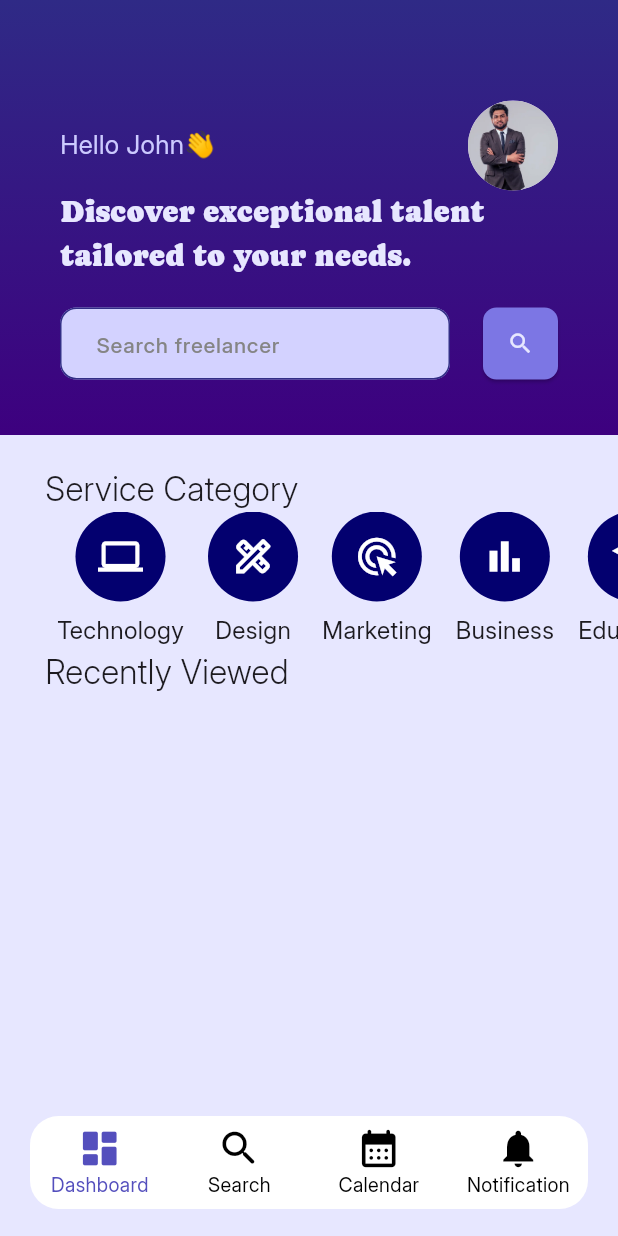
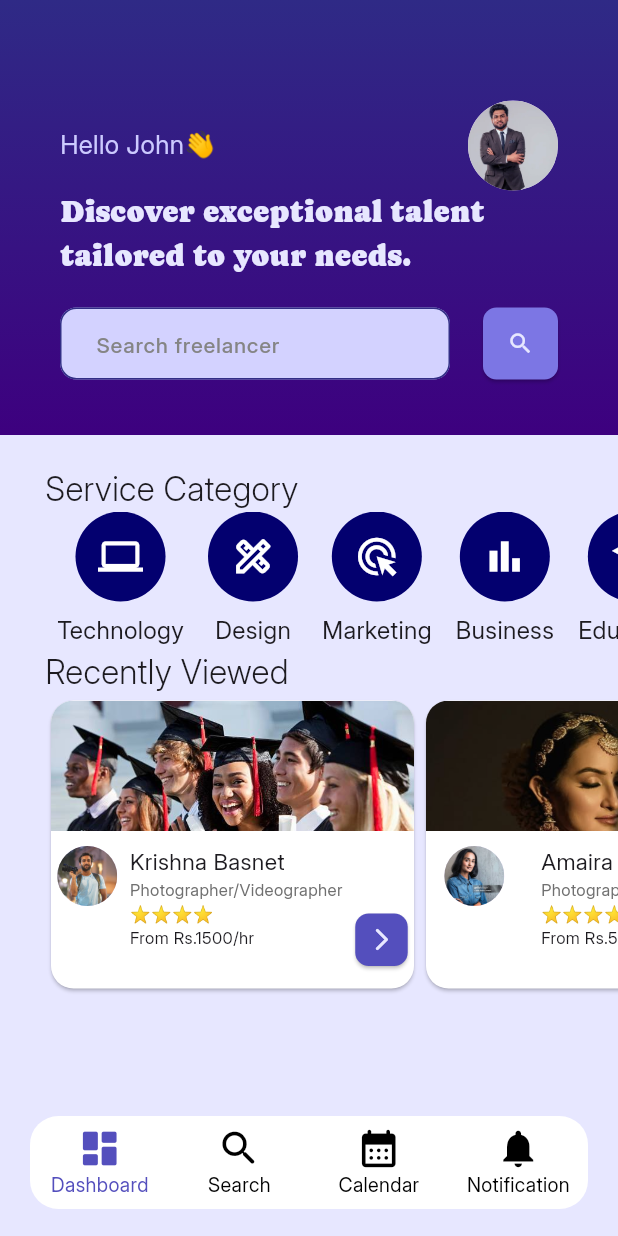
Before and after one commit to Dia505/SkillGrid, a Flutter app: the screen it shows after launch, on a phone screen of 412 x 824 dp. Run offline on Flutter 3.47's test engine with Material 3 defaults, Android fonts, the phone set to English and light mode, and no system bars; our stand-ins replace carousel_slider, google_fonts, lottie, smooth_page_indicator.

Commit message:
Home screen: recently viewed cards (common widget)

```diff
--- /dev/null
+++ b/skill_grid/lib/core/common/home_recently_viewed_card.dart
@@ -0,0 +1,89 @@
+import 'package:flutter/material.dart';
+
+class HomeRecentlyViewedCard extends StatelessWidget {
+  final String portfolioImgPath;
+  final String freelancerProfileImgPath;
+  final String freelancerName;
+  final String profession;
+  final String rating;
+  final String hourlyRate;
+  // final VoidCallback onPressed;
+
+  const HomeRecentlyViewedCard({
+    Key? key,
+    required this.portfolioImgPath,
+    required this.freelancerProfileImgPath,
+    required this.freelancerName,
+    required this.profession,
+    required this.rating,
+    required this.hourlyRate,
+    // required this.onPressed,
+  }) : super(key: key);
+
+  @override
+  Widget build(BuildContext context) {
+    return SizedBox(
+      width: 250,
+      height: 200,
+      child: Card(
+        color: Colors.white,
+        shape: RoundedRectangleBorder(borderRadius: BorderRadius.circular(15)),
+
+        child: Column(
+          children: [
+            ClipRRect(
+              borderRadius: const BorderRadius.only(
+                topLeft: Radius.circular(15),
+                topRight: Radius.circular(15)
+              ),
+              child: Image.asset(portfolioImgPath,
+                  width: double.infinity, height: 87, fit: BoxFit.cover, alignment: Alignment.topCenter,),
+            ),
+
+            const SizedBox(height: 10,),
+
+            Row(
+              mainAxisAlignment: MainAxisAlignment.spaceAround,
+              crossAxisAlignment: CrossAxisAlignment.start,
+
+              children: [
+                CircleAvatar(
+                  backgroundImage: AssetImage(freelancerProfileImgPath)),
+
+                Column(
+                  crossAxisAlignment: CrossAxisAlignment.start,
+                  children: [
+                    Text(
+                      freelancerName,
+                      style: const TextStyle(fontSize: 15),
+                    ),
+                    Text(profession,
+                        style:
+                            const TextStyle(color: Color(0xFF707070), fontSize: 11)),
+                    Text(rating, style: const TextStyle(fontSize: 11)),
+                    Text("From Rs.$hourlyRate/hr", style: const TextStyle(fontSize: 11)),
+                  ],
+                ),
+
+                Padding(
+                  padding: const EdgeInsets.only(top: 45.0),
+                  child: SizedBox(
+                    width: 35,
+                    height: 35,
+                    child: ElevatedButton(
+                      onPressed: () {},
+                      style: ElevatedButton.styleFrom(
+                          backgroundColor: const Color(0XFF544FBD),
+                          padding: EdgeInsets.zero),
+                      child: const Icon(Icons.arrow_forward_ios_rounded),
+                    ),
+                  ),
+                )
+              ],
+            )
+          ],
+        ),
+      ),
+    );
+  }
+}
--- a/skill_grid/lib/view/client/dashboard_pages/home_screen_view.dart
+++ b/skill_grid/lib/view/client/dashboard_pages/home_screen_view.dart
@@ -1,4 +1,5 @@
 import 'package:flutter/material.dart';
+import 'package:skill_grid/core/common/home_recently_viewed_card.dart';
 
 class HomeScreenView extends StatefulWidget {
   const HomeScreenView({super.key});
@@ -123,7 +124,6 @@ class _HomeScreenViewState extends State<HomeScreenView> {
 
                   child: Row(
                     children: serviceCategory.asMap().entries.map((entry) {
-                      int index = entry.key; // Access index
                       var category = entry.value; // Access the map (category)
 
                       return Padding(
@@ -151,7 +151,40 @@ class _HomeScreenViewState extends State<HomeScreenView> {
                   style: TextStyle(fontSize: 22, fontFamily: "Inter Light"),
                 ),
 
+                const SingleChildScrollView(
+                  scrollDirection: Axis.horizontal,
+                  child: Row(
+                    children: [
+                      HomeRecentlyViewedCard(
+                        portfolioImgPath: "assets/images/gettyimages-480952865-612x612.jpg",
+                        freelancerProfileImgPath: "assets/images/istockphoto-1395071229-612x612.jpg",
+                        freelancerName: "Krishna Basnet",
+                        profession: "Photographer/Videographer",
+                        rating: "⭐⭐⭐⭐",
+                        hourlyRate: "1500",
+                      ),
 
+                      HomeRecentlyViewedCard(
+                        portfolioImgPath: "assets/images/Screenshot 2024-12-01 003357.png",
+                        freelancerProfileImgPath: "assets/images/gettyimages-484274251-612x612.jpg",
+                        freelancerName: "Amaira Yadav",
+                        profession: "Photographer",
+                        rating: "⭐⭐⭐⭐⭐",
+                        hourlyRate: "5000",
+                      ),
+
+                      HomeRecentlyViewedCard(
+                        portfolioImgPath: "assets/images/food-photographer-ideas.jpg",
+                        freelancerProfileImgPath: "assets/images/headshot-portrait-indian-girl-posing-studio-headshot-portrait-smiling-millennial-indian-girl-orange-brown-studio-160962677.webp",
+                        freelancerName: "Rita Singh",
+                        profession: "Photographer",
+                        rating: "⭐⭐⭐⭐⭐",
+                        hourlyRate: "3000",
+                      ),
+
+                    ],
+                  ),
+                )
               ],
             ),
           )
--- a/skill_grid/lib/view/join_client_freelancer_view.dart
+++ b/skill_grid/lib/view/join_client_freelancer_view.dart
@@ -1,5 +1,4 @@
 import 'package:flutter/material.dart';
-import 'package:google_fonts/google_fonts.dart';
 import 'package:skill_grid/core/common/common_button.dart';
 import 'package:skill_grid/core/common/common_logo.dart';
 import 'package:skill_grid/view/client/client_registration_view.dart';
--- a/skill_grid/lib/view/login_screen_view.dart
+++ b/skill_grid/lib/view/login_screen_view.dart
@@ -1,5 +1,4 @@
 import 'package:flutter/material.dart';
-import 'package:google_fonts/google_fonts.dart';
 import 'package:skill_grid/core/common/common_button.dart';
 import 'package:skill_grid/core/common/common_logo.dart';
 import 'package:skill_grid/core/common/common_textfield.dart';
--- a/skill_grid/lib/view/onboard_screen_view.dart
+++ b/skill_grid/lib/view/onboard_screen_view.dart
@@ -1,6 +1,5 @@
 import 'package:carousel_slider/carousel_slider.dart';
 import 'package:flutter/material.dart';
-import 'package:google_fonts/google_fonts.dart';
 import 'package:skill_grid/core/common/common_button.dart';
 import 'package:skill_grid/core/common/common_logo.dart';
 import 'package:skill_grid/view/join_client_freelancer_view.dart';
--- a/skill_grid/lib/view/splash_screen_view.dart
+++ b/skill_grid/lib/view/splash_screen_view.dart
@@ -1,5 +1,4 @@
 import 'package:flutter/material.dart';
-import 'package:google_fonts/google_fonts.dart';
 import 'package:skill_grid/view/onboard_screen_view.dart';
 
 class SplashScreenView extends StatefulWidget {
```
Also changed, not shown: skill_grid/assets/images/Screenshot 2024-12-01 003357.png (added), skill_grid/assets/images/food-photographer-ideas.jpg (added), skill_grid/assets/images/gettyimages-480952865-612x612.jpg (added), skill_grid/assets/images/gettyimages-484274251-612x612.jpg (added), skill_grid/assets/images/headshot-portrait-indian-girl-posing-studio-headshot-portrait-smiling-millennial-indian-girl-orange-brown-studio-160962677.webp (added), skill_grid/assets/images/istockphoto-1395071229-612x612.jpg (added).
